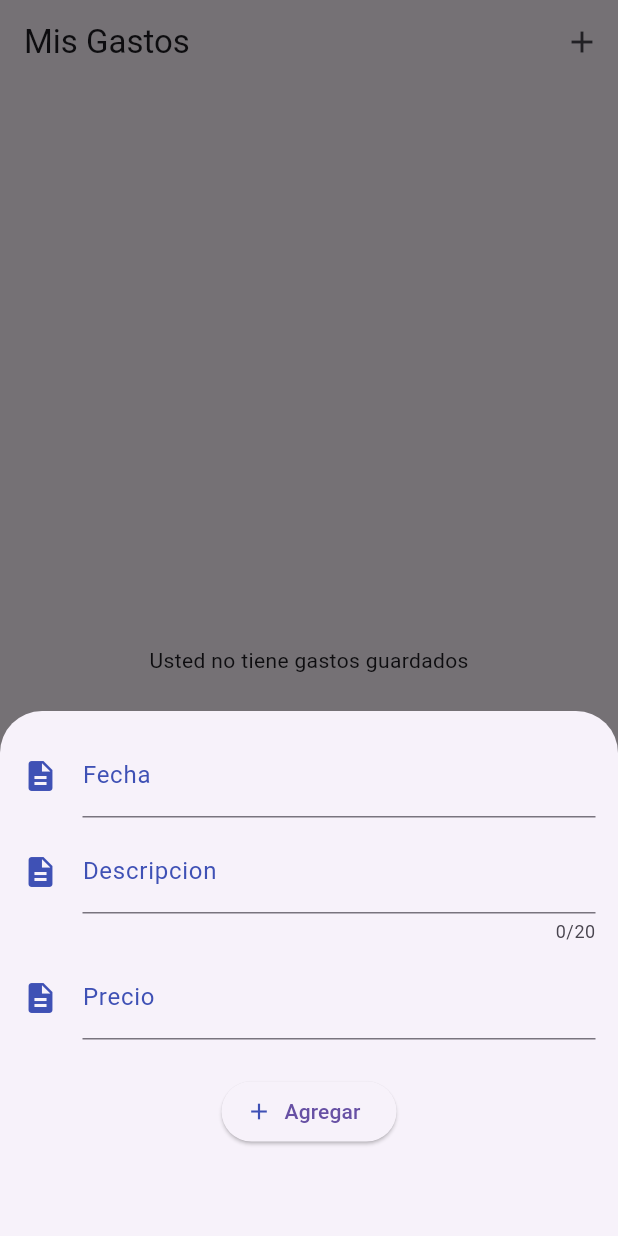
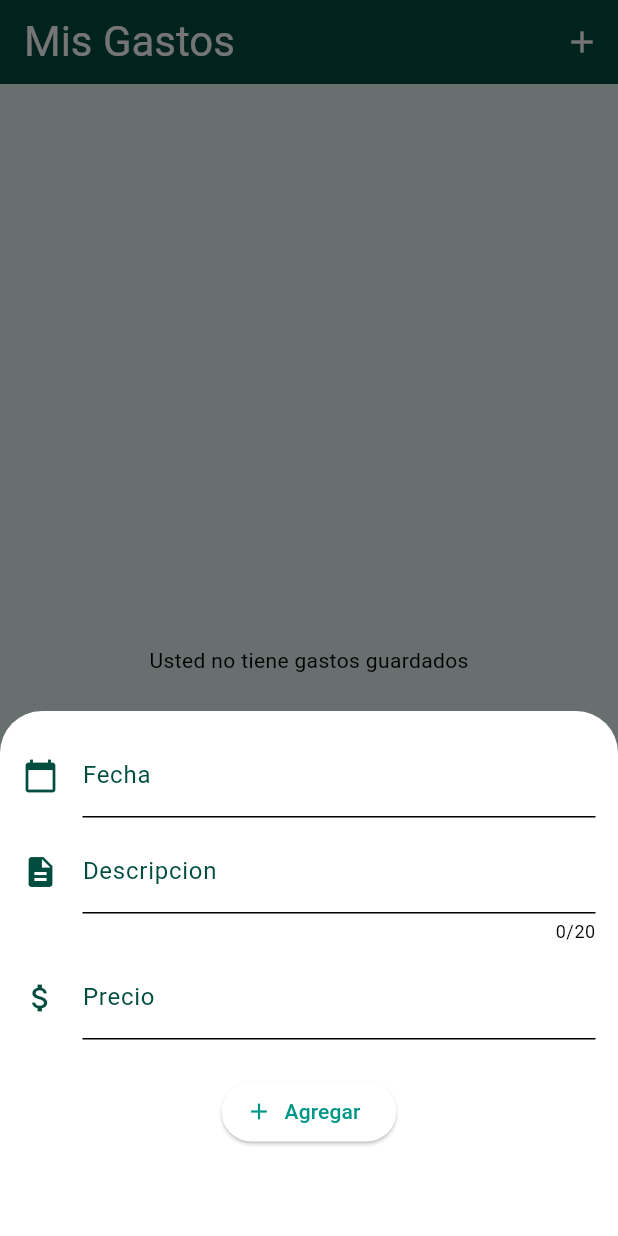
Before and after one commit to hendelacruz/my_wallet_app, a Flutter app: the screen it shows after launch, after a tap on the "add" icon, on a phone screen of 412 x 824 dp. Run offline on Flutter 3.47's test engine with Material 3 defaults, Android fonts, the phone set to English and light mode, and no system bars; our stand-ins replace flutter_slidable, form_field_validator.

Commit message:
feat: proyecto funcional-revision2

```diff
--- a/lib/display/screens/agregar_gastos.dart
+++ b/lib/display/screens/agregar_gastos.dart
@@ -51,6 +51,7 @@ class _AgregarGastosState extends State<AgregarGastos> {
             children: [
               TextPersonalizado(
                 label: 'Fecha',
+                icon: Icons.calendar_today,
                 controller: _fechaController,
                 keyboardType: TextInputType.datetime,
                 validator: (valor) =>
@@ -63,6 +64,7 @@ class _AgregarGastosState extends State<AgregarGastos> {
               ),
               TextPersonalizado(
                 label: 'Descripcion',
+                icon: Icons.description,
                 controller: _descripcionController,
                 maxLength: 20,
                 autocorrect: false,
@@ -72,6 +74,7 @@ class _AgregarGastosState extends State<AgregarGastos> {
               ),
               TextPersonalizado(
                 label: 'Precio',
+                icon: Icons.attach_money,
                 controller: _precioController,
                 keyboardType: TextInputType.phone,
                 validator: (valor) {
@@ -107,7 +110,7 @@ class _AgregarGastosState extends State<AgregarGastos> {
                 },
                 icon: Icon(
                   Icons.add,
-                  color: Colors.indigo,
+                  color: Colors.teal,
                 ),
                 label: Text('Agregar'),
               )
--- a/lib/display/screens/pagina_general.dart
+++ b/lib/display/screens/pagina_general.dart
@@ -12,7 +12,6 @@ class PaginaGeneral extends StatefulWidget {
 
 class _PaginaGeneralState extends State<PaginaGeneral> {
   final detallesDeGasto = <DetalleDeGasto>[];
-  int bandera = 0;
   @override
   Widget build(BuildContext context) {
     return Scaffold(
@@ -29,7 +28,6 @@ class _PaginaGeneralState extends State<PaginaGeneral> {
                   return AgregarGastos(
                     alAgregar: (detalleDeGasto) {
                       setState(() {
-                        bandera = 1;
                         detallesDeGasto.add(detalleDeGasto);
                         Navigator.pop(context);
                       });
@@ -38,7 +36,10 @@ class _PaginaGeneralState extends State<PaginaGeneral> {
                 },
               );
             },
-            icon: Icon(Icons.add),
+            icon: Icon(
+              Icons.add,
+              //color: Colors.white,
+            ),
           )
         ],
       ),
--- a/lib/display/ui/text_personalizado.dart
+++ b/lib/display/ui/text_personalizado.dart
@@ -5,6 +5,7 @@ class TextPersonalizado extends StatelessWidget {
   const TextPersonalizado({
     super.key,
     required this.label,
+    required this.icon,
     this.autocorrect = true,
     this.controller,
     this.inputFormatters,
@@ -15,6 +16,7 @@ class TextPersonalizado extends StatelessWidget {
   });
 
   final String label;
+  final IconData icon;
   final bool autocorrect;
   final TextEditingController? controller;
   final List<TextInputFormatter>? inputFormatters;
@@ -34,12 +36,14 @@ class TextPersonalizado extends StatelessWidget {
       maxLength: maxLength,
       decoration: InputDecoration(
         icon: Icon(
-          Icons.description,
-          color: Colors.indigo,
+          icon,
+          color: Colors.teal[900],
         ),
         label: Text(
           label,
-          style: TextStyle(color: Colors.indigo),
+          style: TextStyle(
+            color: Colors.teal[900],
+          ),
         ),
       ),
       onTap: onTap,
--- /dev/null
+++ b/lib/extensions/string_extension.dart
@@ -0,0 +1,5 @@
+extension StringExtension on String {
+  String cadenaConSimbolo() {
+    return 'S/ $this';
+  }
+}
--- a/lib/main_app.dart
+++ b/lib/main_app.dart
@@ -8,7 +8,28 @@ class MainApp extends StatelessWidget {
 
   @override
   Widget build(BuildContext context) {
-    return const MaterialApp(
+    return MaterialApp(
+      theme: ThemeData(
+        colorScheme: const ColorScheme.light(
+          primary: Colors.teal,
+        ),
+        datePickerTheme: const DatePickerThemeData(
+          backgroundColor: Colors.white,
+          dividerColor: Colors.teal,
+          headerBackgroundColor: Colors.teal,
+          headerForegroundColor: Colors.white,
+        ),
+        scaffoldBackgroundColor: Colors.teal[50],
+        appBarTheme: AppBarTheme(
+          backgroundColor: Colors.teal[900],
+          iconTheme: IconThemeData(color: Colors.white),
+          titleTextStyle: TextStyle(
+            fontSize: 28,
+            color: Colors.white,
+          ),
+          centerTitle: false,
+        ),
+      ),
       home: PaginaGeneral(),
     );
   }
```
Also changed, not shown: lib/display/ui/tarjeta_informacion_gasto.dart (+23 -3 lines).
